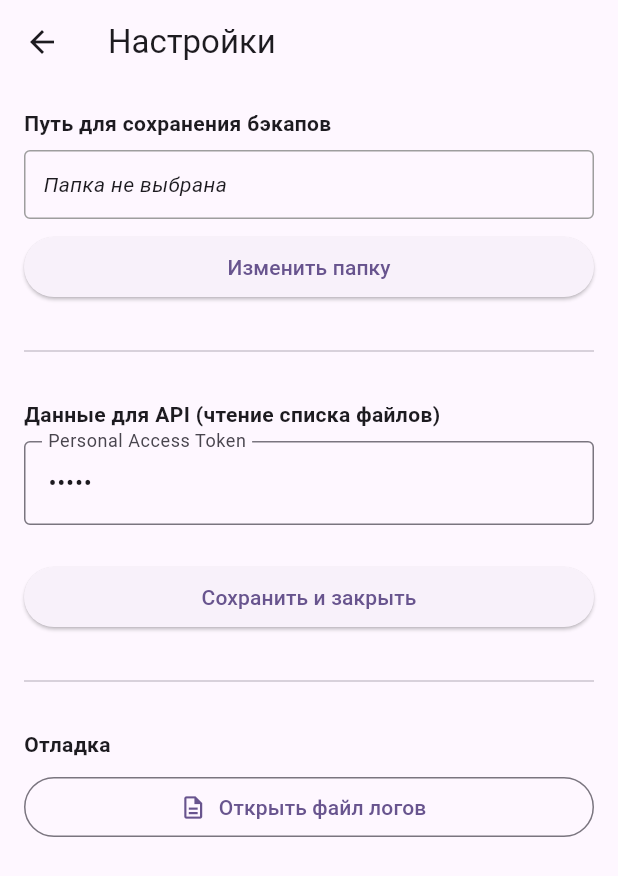
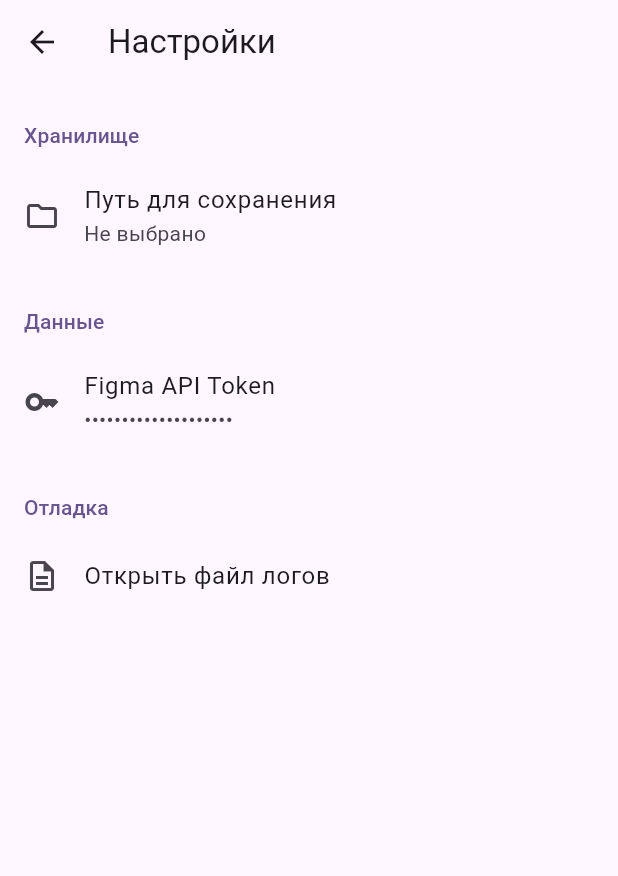
Before and after one commit to xripunov/figma_backup, a Flutter app: the screen it shows after launch, after a tap on the "settings" icon, on a phone screen of 412 x 824 dp. Shown: the top 876 px of the screen. Run offline on Flutter 3.47's test engine with Material 3 defaults, Android fonts, the phone set to English and light mode, and no system bars; our stand-ins replace file_picker, shared_preferences; missing offline and left inert: open_file_plus, puppeteer.

Commit message:
Обновили экран настроек

```diff
--- a/lib/screens/settings_screen.dart
+++ b/lib/screens/settings_screen.dart
@@ -14,7 +14,8 @@ class _SettingsScreenState extends State<SettingsScreen> {
   final _tokenController = TextEditingController();
   final _settingsService = SettingsService();
   bool _isLoading = true;
-  String? _savePath; // <-- Переменная для пути
+  String? _savePath;
+  bool _isDirty = false; // Flag to track if settings have changed
 
   @override
   void initState() {
@@ -22,117 +23,128 @@ class _SettingsScreenState extends State<SettingsScreen> {
     _loadSettings();
   }
 
+  @override
+  void dispose() {
+    _tokenController.dispose();
+    super.dispose();
+  }
+
   Future<void> _loadSettings() async {
     final token = await _settingsService.getToken();
-    final savePath = await _settingsService.getSavePath(); // <-- Загружаем путь
+    final savePath = await _settingsService.getSavePath();
     setState(() {
       _tokenController.text = token ?? '';
-      _savePath = savePath; // <-- Сохраняем в состояние
+      _savePath = savePath;
       _isLoading = false;
     });
   }
 
-  // <-- НОВЫЙ МЕТОД для выбора папки
   Future<void> _pickSavePath() async {
     final result = await FilePicker.platform.getDirectoryPath(
       dialogTitle: 'Выберите папку для сохранения бэкапов',
     );
 
-    if (result != null) {
+    if (result != null && result != _savePath) {
       await _settingsService.setSavePath(result);
       setState(() {
         _savePath = result;
+        _isDirty = true;
       });
     }
   }
 
-  Future<void> _saveSettings() async {
-    await _settingsService.saveToken(_tokenController.text.trim());
+  Future<void> _showTokenDialog() async {
+    final tokenInputController = TextEditingController(text: _tokenController.text);
+    final result = await showDialog<String>(
+      context: context,
+      builder: (context) => AlertDialog(
+        title: const Text('Figma API Token'),
+        content: TextField(
+          controller: tokenInputController,
+          autofocus: true,
+          decoration: const InputDecoration(
+            labelText: 'Personal Access Token',
+            helperText: 'Токен хранится локально и безопасно',
+          ),
+          obscureText: true,
+        ),
+        actions: [
+          TextButton(onPressed: () => Navigator.pop(context), child: const Text('Отмена')),
+          TextButton(
+            onPressed: () => Navigator.pop(context, tokenInputController.text.trim()),
+            child: const Text('Сохранить'),
+          ),
+        ],
+      ),
+    );
 
-    if (mounted) {
-      ScaffoldMessenger.of(context).showSnackBar(
-        const SnackBar(content: Text('Настройки сохранены!')),
-      );
-      Navigator.pop(context, true);
+    if (result != null && result != _tokenController.text) {
+      await _settingsService.saveToken(result);
+      setState(() {
+        _tokenController.text = result;
+        _isDirty = true;
+      });
     }
+  }
+
+  Widget _buildSectionHeader(String title) {
+    return Padding(
+      padding: const EdgeInsets.fromLTRB(16, 24, 16, 8),
+      child: Text(
+        title,
+        style: Theme.of(context).textTheme.titleSmall?.copyWith(
+          color: Theme.of(context).colorScheme.primary,
+        ),
+      ),
+    );
   }
 
   @override
   Widget build(BuildContext context) {
-    return Scaffold(
-      appBar: AppBar(title: const Text('Настройки')),
-      body: _isLoading
-          ? const Center(child: CircularProgressIndicator())
-          : SingleChildScrollView(
-              padding: const EdgeInsets.all(16.0),
-              child: Column(
-                crossAxisAlignment: CrossAxisAlignment.stretch,
+    return PopScope(
+      canPop: false,
+      onPopInvoked: (didPop) {
+        if (didPop) return;
+        Navigator.pop(context, _isDirty);
+      },
+      child: Scaffold(
+        appBar: AppBar(
+          title: const Text('Настройки'),
+          leading: IconButton(
+            icon: const Icon(Icons.arrow_back),
+            onPressed: () => Navigator.pop(context, _isDirty),
+          ),
+        ),
+        body: _isLoading
+            ? const Center(child: CircularProgressIndicator())
+            : ListView(
                 children: [
-                  const Text('Путь для сохранения бэкапов',
-                      style: TextStyle(fontWeight: FontWeight.bold)),
-                  const SizedBox(height: 8),
-                  // <-- ВИДЖЕТЫ для отображения и смены пути
-                  Container(
-                    padding: const EdgeInsets.all(12),
-                    decoration: BoxDecoration(
-                      border: Border.all(color: Colors.grey),
-                      borderRadius: BorderRadius.circular(4),
-                    ),
-                    child: Column(
-                      crossAxisAlignment: CrossAxisAlignment.start,
-                      children: [
-                        Text(
-                          _savePath ?? 'Папка не выбрана',
-                          style: TextStyle(
-                            fontStyle: _savePath == null
-                                ? FontStyle.italic
-                                : FontStyle.normal,
-                          ),
-                        ),
-                      ],
-                    ),
+                  _buildSectionHeader('Хранилище'),
+                  ListTile(
+                    leading: const Icon(Icons.folder_outlined),
+                    title: const Text('Путь для сохранения'),
+                    subtitle: Text(_savePath ?? 'Не выбрано'),
+                    onTap: _pickSavePath,
                   ),
-                  const SizedBox(height: 8),
-                  ElevatedButton(
-                    onPressed: _pickSavePath,
-                    child: const Text('Изменить папку'),
+                  _buildSectionHeader('Данные'),
+                  ListTile(
+                    leading: const Icon(Icons.key_outlined),
+                    title: const Text('Figma API Token'),
+                    subtitle: Text(_tokenController.text.isEmpty ? 'Не задан' : '••••••••••••••••••••'),
+                    onTap: _showTokenDialog,
                   ),
-                  const SizedBox(height: 24),
-                  const Divider(),
-                  const SizedBox(height: 24),
-                  // --- Старые поля ---
-                  const Text('Данные для API (чтение списка файлов)',
-                      style: TextStyle(fontWeight: FontWeight.bold)),
-                  const SizedBox(height: 8),
-                  TextField(
-                    controller: _tokenController,
-                    decoration: const InputDecoration(
-                        labelText: 'Personal Access Token',
-                        border: OutlineInputBorder()),
-                    obscureText: true,
-                  ),
-                  const SizedBox(height: 24),
-                  ElevatedButton(
-                    onPressed: _saveSettings,
-                    child: const Text('Сохранить и закрыть'),
-                  ),
-                  const SizedBox(height: 24),
-                  const Divider(),
-                  const SizedBox(height: 24),
-                  const Text('Отладка',
-                      style: TextStyle(fontWeight: FontWeight.bold)),
-                  const SizedBox(height: 8),
-                  OutlinedButton.icon(
-                    icon: const Icon(Icons.description_outlined),
-                    label: const Text('Открыть файл логов'),
-                    onPressed: () async {
+                  _buildSectionHeader('Отладка'),
+                  ListTile(
+                    leading: const Icon(Icons.description_outlined),
+                    title: const Text('Открыть файл логов'),
+                    onTap: () async {
                       final logPath = await LoggingService().getLogFilePath();
                       OpenFile.open(logPath);
                     },
                   ),
                 ],
               ),
-            ),
+      ),
     );
   }
 }
```
Also changed, not shown: lib/screens/home_screen.dart (+8 -0 lines).
